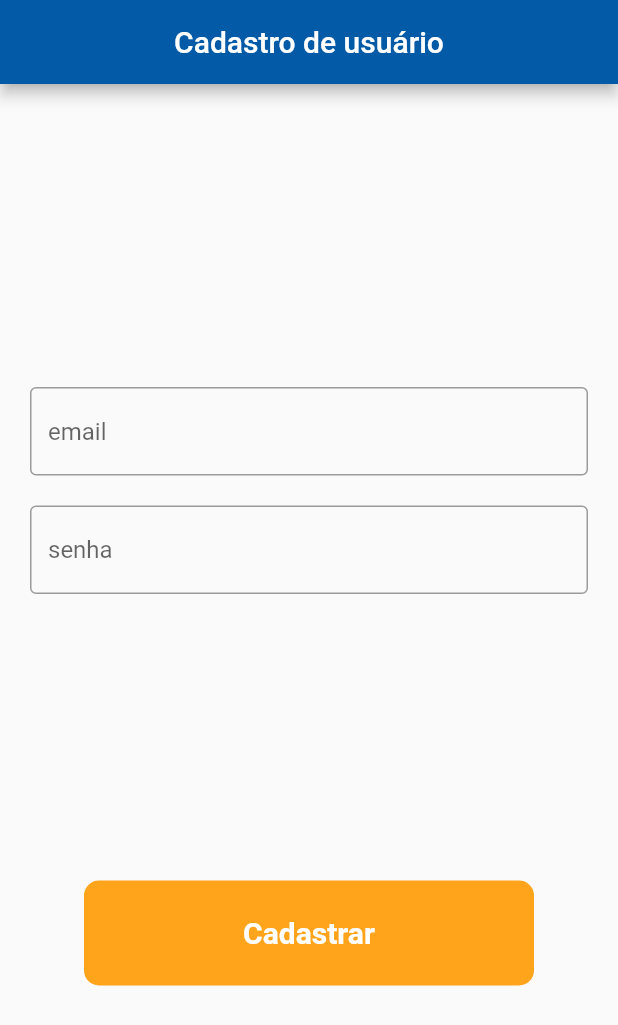
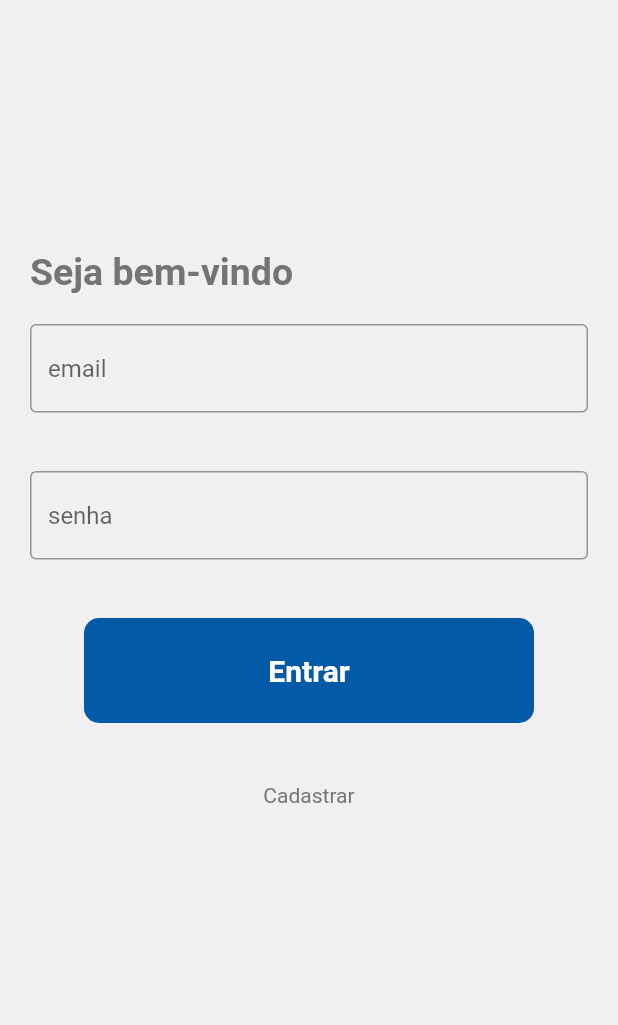
Before and after one commit to edsondearaujo/FurnitApp_Requisitos, a Flutter app: the screen it shows after launch, on a phone screen of 412 x 824 dp. Shown: the top 1025 px of the screen. Run offline on Flutter 3.47's test engine with Material 2 defaults, Android fonts, the phone set to English and light mode, and no system bars; our stand-ins replace firebase_auth, firebase_core; accounts and stored records are empty.

Commit message:
US08(#4)/adding signIn page
Co-authored-by: lgpinheiro94 <lgpinheiro94@gmail.com>
Co-authored-by: edsondearaujo <edsondearaujofga@gmail.com>

```diff
--- a/lib/main.dart
+++ b/lib/main.dart
@@ -1,5 +1,6 @@
 import 'package:flutter/material.dart';
 import 'package:firebase_core/firebase_core.dart';
+import 'package:furnitapp/page/signIn/signIn.page.dart';
 
 import 'page/signUp/signUp.page.dart';
 
@@ -25,7 +26,7 @@ class MyApp extends StatelessWidget {
               theme: ThemeData(
                 primarySwatch: Colors.blue,
               ),
-              home: SignUp(),
+              home: SignIn(),
             );
           }
 
--- /dev/null
+++ b/lib/page/signIn/signIn.page.dart
@@ -0,0 +1,113 @@
+import 'package:flutter/material.dart';
+import 'package:furnitapp/constants.dart';
+
+class SignIn extends StatefulWidget {
+  @override
+  _SignInState createState() => _SignInState();
+}
+
+class _SignInState extends State<SignIn> with SingleTickerProviderStateMixin {
+  AnimationController _controller;
+
+  @override
+  void initState() {
+    super.initState();
+    _controller = AnimationController(vsync: this);
+  }
+
+  @override
+  void dispose() {
+    super.dispose();
+    _controller.dispose();
+  }
+
+  @override
+  Widget build(BuildContext context) {
+    return Scaffold(
+      resizeToAvoidBottomInset: false,
+      backgroundColor: kBackgroundColor,
+      body: Padding(
+        padding: const EdgeInsets.all(kDefaultPadding),
+        child: Column(
+          children: [
+            Expanded(
+              child: Align(
+                alignment: Alignment.bottomLeft,
+                child: Padding(
+                  padding:
+                      const EdgeInsets.symmetric(vertical: kDefaultPadding),
+                  child: Text(
+                    'Seja bem-vindo',
+                    style: TextStyle(
+                        fontSize: 25,
+                        fontWeight: FontWeight.w700,
+                        color: kTextLightColor),
+                  ),
+                ),
+              ),
+            ),
+            Expanded(
+              child: Column(
+                children: [
+                  Expanded(
+                    child: TextFormField(
+                      decoration: InputDecoration(
+                        hintText: 'email',
+                        border: OutlineInputBorder(),
+                      ),
+                    ),
+                  ),
+                  Expanded(
+                    child: TextFormField(
+                      decoration: InputDecoration(
+                        hintText: 'senha',
+                        border: OutlineInputBorder(),
+                      ),
+                    ),
+                  ),
+                ],
+              ),
+            ),
+            Expanded(
+              flex: 2,
+              child: Column(
+                children: [
+                  //Entrar
+                  InkWell(
+                    onTap: null,
+                    child: Container(
+                      width: 300,
+                      height: 70,
+                      decoration: BoxDecoration(
+                          color: kPrimaryColor,
+                          borderRadius: BorderRadius.circular(10)),
+                      child: Center(
+                        child: Text(
+                          'Entrar',
+                          style: TextStyle(
+                              fontWeight: FontWeight.w700,
+                              fontSize: 20,
+                              color: Colors.white),
+                        ),
+                      ),
+                    ),
+                  ),
+                  InkWell(
+                    onTap: null,
+                    child: Padding(
+                      padding: const EdgeInsets.symmetric(vertical: 40),
+                      child: Text(
+                        'Cadastrar',
+                        style: TextStyle(color: kTextLightColor),
+                      ),
+                    ),
+                  )
+                ],
+              ),
+            )
+          ],
+        ),
+      ),
+    );
+  }
+}
```
